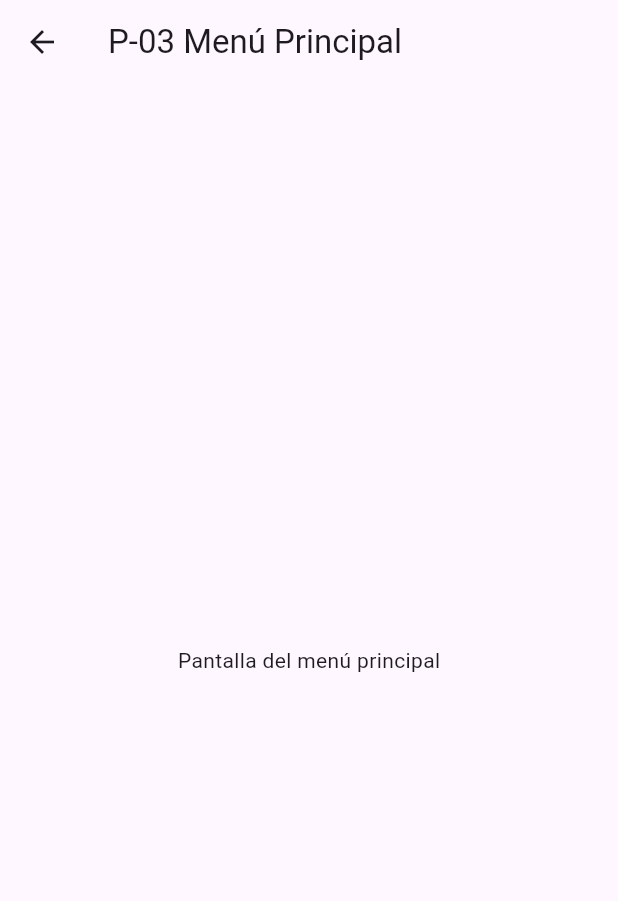
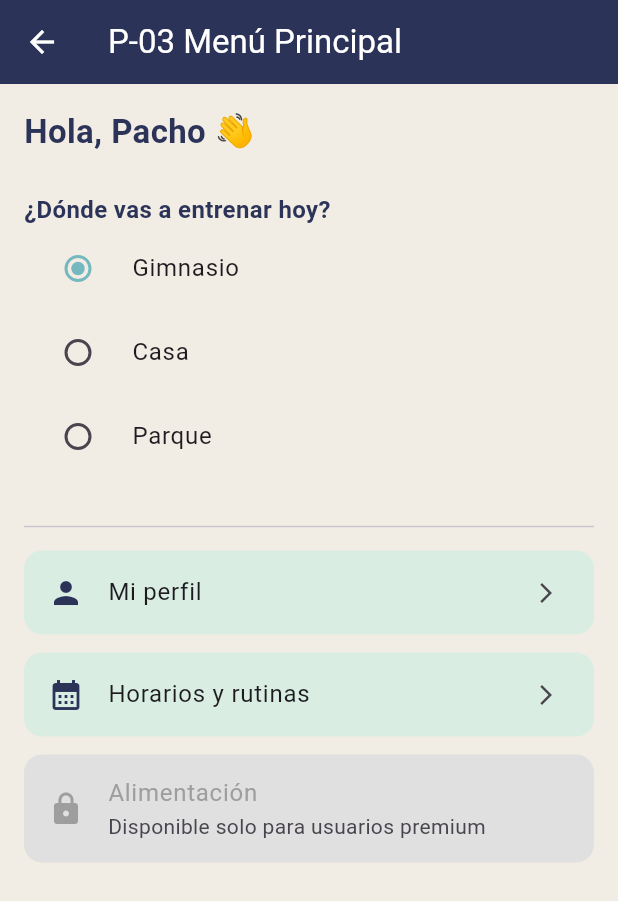
Before and after one commit to simon-lopez-pelaez/gym_track, a Flutter app: the MenuPrincipalScreen screen opened by its route, on a phone screen of 412 x 824 dp. Shown: the top 901 px of the screen. Run offline on Flutter 3.47's test engine with Material 3 defaults, Android fonts, the phone set to English and light mode, and no system bars.

Commit message:
Se agrega selector de lugar, saludo y accesos en menu principal

```diff
--- a/lib/pantallas/menu_principal.dart
+++ b/lib/pantallas/menu_principal.dart
@@ -1,14 +1,159 @@
-// lib/pantallas/login.dart
+
 import 'package:flutter/material.dart';
 
-class MenuPrincipalScreen extends StatelessWidget {
+class MenuPrincipalScreen extends StatefulWidget {
   const MenuPrincipalScreen({super.key});
 
   @override
+  State<MenuPrincipalScreen> createState() => _MenuPrincipalScreenState();
+}
+
+class _MenuPrincipalScreenState extends State<MenuPrincipalScreen> {
+  // Dato fijo por ahora, luego se conecta con el perfil real del usuario
+  final String nombreUsuario = 'Pacho';
+
+  // Fijo por ahora: si el usuario tiene plan premium o no (RF-09)
+  final bool esPremium = false;
+
+  // Lugar de entrenamiento seleccionado (RF-04)
+  String lugarSeleccionado = 'Gimnasio';
+
+  @override
   Widget build(BuildContext context) {
+    const Color cream = Color(0xFFF2EDE4);
+    const Color navy = Color(0xFF2C3359);
+    const Color mustard = Color(0xFFF2BE5C);
+    const Color turquoise = Color(0xFF75B8BF);
+    const Color mint = Color(0xFFDAEDE2);
+
     return Scaffold(
-      appBar: AppBar(title: const Text('P-03 Menú Principal')),
-      body: const Center(child: Text('Pantalla del menú principal')),
+      backgroundColor: cream,
+      appBar: AppBar(
+        title: const Text('P-03 Menú Principal'),
+        backgroundColor: navy,
+        foregroundColor: Colors.white,
+      ),
+      body: Padding(
+        padding: const EdgeInsets.all(16.0),
+        child: Column(
+          crossAxisAlignment: CrossAxisAlignment.start,
+          children: [
+            // Saludo con el nombre del usuario
+            Text(
+              'Hola, $nombreUsuario 👋',
+              style: const TextStyle(
+                fontSize: 22,
+                fontWeight: FontWeight.bold,
+                color: navy,
+              ),
+            ),
+            const SizedBox(height: 24),
+
+            // Selector de lugar de entrenamiento (RF-04)
+            const Text(
+              '¿Dónde vas a entrenar hoy?',
+              style: TextStyle(
+                fontSize: 16,
+                fontWeight: FontWeight.w600,
+                color: navy,
+              ),
+            ),
+            RadioListTile<String>(
+              title: const Text('Gimnasio'),
+              value: 'Gimnasio',
+              groupValue: lugarSeleccionado,
+              activeColor: turquoise,
+              onChanged: (String? valor) {
+                setState(() {
+                  lugarSeleccionado = valor!;
+                });
+              },
+            ),
+            RadioListTile<String>(
+              title: const Text('Casa'),
+              value: 'Casa',
+              groupValue: lugarSeleccionado,
+              activeColor: turquoise,
+              onChanged: (String? valor) {
+                setState(() {
+                  lugarSeleccionado = valor!;
+                });
+              },
+            ),
+            RadioListTile<String>(
+              title: const Text('Parque'),
+              value: 'Parque',
+              groupValue: lugarSeleccionado,
+              activeColor: turquoise,
+              onChanged: (String? valor) {
+                setState(() {
+                  lugarSeleccionado = valor!;
+                });
+              },
+            ),
+
+            const SizedBox(height: 24),
+            const Divider(),
+            const SizedBox(height: 8),
+
+            // Acceso a Perfil
+            ListTile(
+              tileColor: mint,
+              shape: RoundedRectangleBorder(
+                borderRadius: BorderRadius.circular(12),
+              ),
+              leading: const Icon(Icons.person, color: navy),
+              title: const Text('Mi perfil'),
+              trailing: const Icon(Icons.arrow_forward_ios, size: 16),
+              onTap: () {
+                Navigator.pushNamed(context, '/perfil');
+              },
+            ),
+            const SizedBox(height: 12),
+
+            // Acceso a Horarios / Rutinas
+            ListTile(
+              tileColor: mint,
+              shape: RoundedRectangleBorder(
+                borderRadius: BorderRadius.circular(12),
+              ),
+              leading: const Icon(Icons.calendar_month, color: navy),
+              title: const Text('Horarios y rutinas'),
+              trailing: const Icon(Icons.arrow_forward_ios, size: 16),
+              onTap: () {
+                Navigator.pushNamed(context, '/horarios');
+              },
+            ),
+            const SizedBox(height: 12),
+
+            // Alimentación: bloqueada si el usuario no es premium (RF-09)
+            ListTile(
+              tileColor: esPremium
+                  ? mustard.withOpacity(0.3)
+                  : Colors.grey.shade300,
+              shape: RoundedRectangleBorder(
+                borderRadius: BorderRadius.circular(12),
+              ),
+              leading: Icon(
+                esPremium ? Icons.restaurant_menu : Icons.lock,
+                color: esPremium ? navy : Colors.grey,
+              ),
+              title: Text(
+                'Alimentación',
+                style: TextStyle(color: esPremium ? navy : Colors.grey),
+              ),
+              subtitle: esPremium
+                  ? null
+                  : const Text('Disponible solo para usuarios premium'),
+              onTap: esPremium
+                  ? () {
+                      // Aquí después se navega a la pantalla de alimentación
+                    }
+                  : null,
+            ),
+          ],
+        ),
+      ),
     );
   }
 }
```
